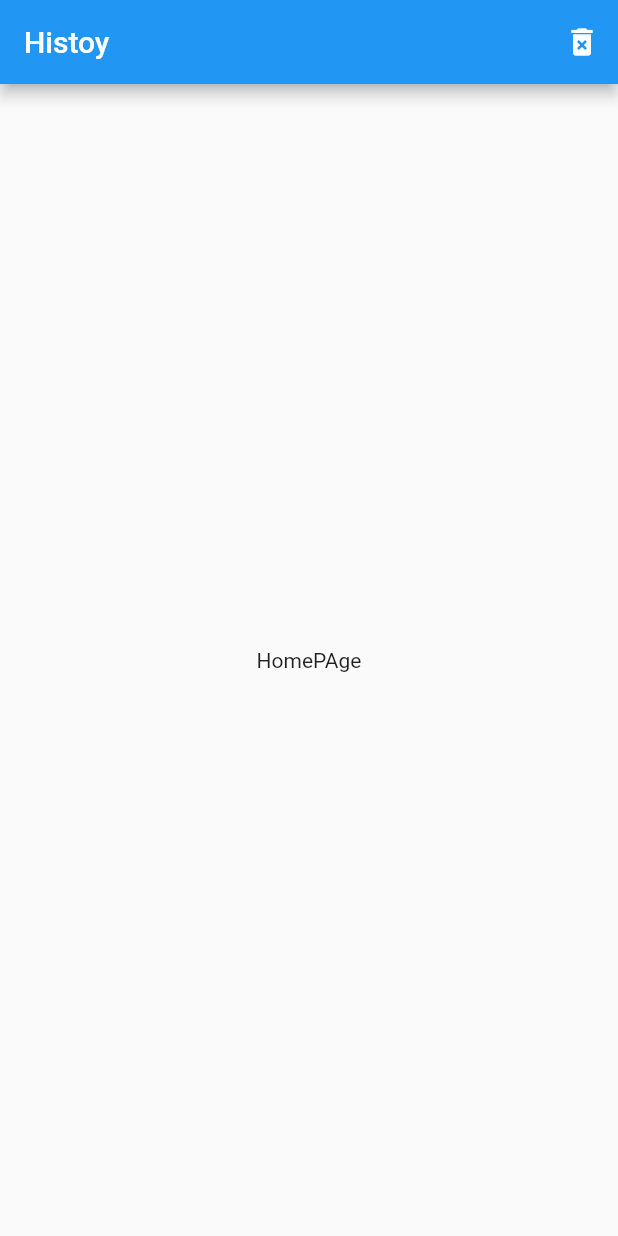
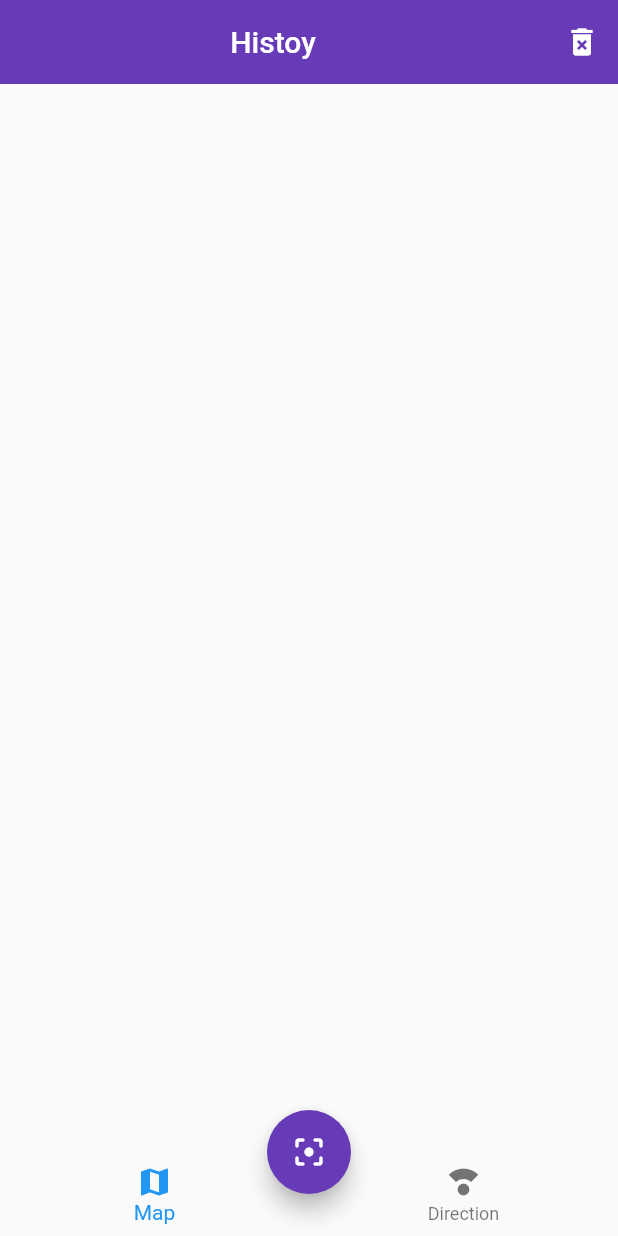
Before and after one commit to milone1/qrScann_Flutter, a Flutter app: the screen it shows after launch, on a phone screen of 412 x 824 dp. Run offline on Flutter 3.47's test engine with Material 2 defaults, Android fonts, the phone set to English and light mode, and no system bars.

Commit message:
add screen in HomePage

```diff
--- a/lib/main.dart
+++ b/lib/main.dart
@@ -13,7 +13,14 @@ class MyApp extends StatelessWidget {
       debugShowCheckedModeBanner: false,
       title: 'QR scann',
       initialRoute: 'home',
-      routes: {'home': (_) => const HomePage(), 'map': (_) => const MapPage()},
+      routes: {
+        'home': (_) => const HomePage(),
+        'map': (_) => const MapPage(),
+      },
+      theme: ThemeData(
+          primaryColor: Colors.deepPurple,
+          floatingActionButtonTheme: const FloatingActionButtonThemeData(
+              backgroundColor: Colors.deepPurple)),
     );
   }
 }
--- /dev/null
+++ b/lib/screens/directions_page.dart
@@ -0,0 +1,10 @@
+import 'package:flutter/material.dart';
+
+class DirecctionsPage extends StatelessWidget {
+  const DirecctionsPage({super.key});
+
+  @override
+  Widget build(BuildContext context) {
+    return Container();
+  }
+}
--- a/lib/screens/home_page.dart
+++ b/lib/screens/home_page.dart
@@ -1,4 +1,8 @@
 import 'package:flutter/material.dart';
+import 'package:qrscann_flutter/screens/directions_page.dart';
+import 'package:qrscann_flutter/screens/maps_history.dart';
+import 'package:qrscann_flutter/widgets/custom_navigatorbar.dart';
+import 'package:qrscann_flutter/widgets/scan_button.dart';
 
 class HomePage extends StatelessWidget {
   const HomePage({super.key});
@@ -7,19 +11,45 @@ class HomePage extends StatelessWidget {
   Widget build(BuildContext context) {
     return Scaffold(
       appBar: AppBar(
-        title: Text('Histoy'),
+        backgroundColor: Colors.deepPurple,
+        elevation: 0,
+        title: const Center(
+          child: Text(
+            'Histoy',
+            textAlign: TextAlign.center,
+          ),
+        ),
         actions: [
           IconButton(
             onPressed: () {},
-            icon: Icon(
+            icon: const Icon(
               Icons.delete_forever,
             ),
           ),
         ],
       ),
-      body: Center(
-        child: Text('HomePAge'),
-      ),
+      body: const _HomePageBody(),
+      bottomNavigationBar: const CustomNavigatorBar(),
+      floatingActionButton: const ScanButton(),
+      floatingActionButtonLocation: FloatingActionButtonLocation.centerDocked,
     );
   }
 }
+
+class _HomePageBody extends StatelessWidget {
+  const _HomePageBody({super.key});
+
+  @override
+  Widget build(BuildContext context) {
+    const currentIndex = 1;
+    switch (currentIndex) {
+      case 0:
+        return const MapsHistory();
+      case 1:
+        return const DirecctionsPage();
+
+      default:
+        return const MapsHistory();
+    }
+  }
+}
--- /dev/null
+++ b/lib/screens/maps_history.dart
@@ -0,0 +1,12 @@
+import 'package:flutter/material.dart';
+
+class MapsHistory extends StatelessWidget {
+  const MapsHistory({super.key});
+
+  @override
+  Widget build(BuildContext context) {
+    return const Center(
+      child: Text('Mapas Hsitory'),
+    );
+  }
+}
--- /dev/null
+++ b/lib/widgets/custom_navigatorbar.dart
@@ -0,0 +1,19 @@
+import 'package:flutter/material.dart';
+
+class CustomNavigatorBar extends StatelessWidget {
+  const CustomNavigatorBar({super.key});
+
+  @override
+  Widget build(BuildContext context) {
+    const currentIndex = 0;
+    return BottomNavigationBar(
+      currentIndex: currentIndex,
+      elevation: 0,
+      items: const <BottomNavigationBarItem>[
+        BottomNavigationBarItem(icon: Icon(Icons.map), label: 'Map'),
+        BottomNavigationBarItem(
+            icon: Icon(Icons.compass_calibration), label: 'Direction')
+      ],
+    );
+  }
+}
--- /dev/null
+++ b/lib/widgets/scan_button.dart
@@ -0,0 +1,13 @@
+import 'package:flutter/material.dart';
+
+class ScanButton extends StatelessWidget {
+  const ScanButton({super.key});
+
+  @override
+  Widget build(BuildContext context) {
+    return FloatingActionButton(
+      child: const Icon(Icons.filter_center_focus_rounded),
+      onPressed: () {},
+    );
+  }
+}
--- a/pubspec.yaml
+++ b/pubspec.yaml
@@ -36,6 +36,7 @@ dependencies:
   # The following adds the Cupertino Icons font to your application.
   # Use with the CupertinoIcons class for iOS style icons.
   cupertino_icons: ^1.0.2
+  provider: ^6.0.4
 
 dev_dependencies:
   flutter_test:
```
Also changed, not shown: pubspec.lock.
